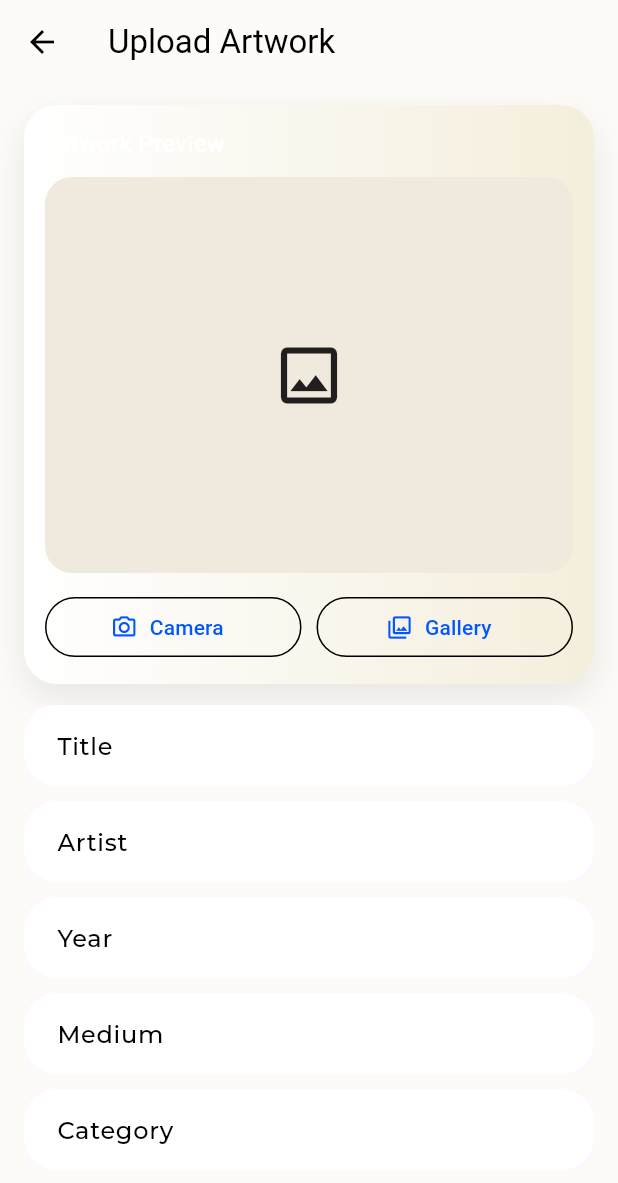
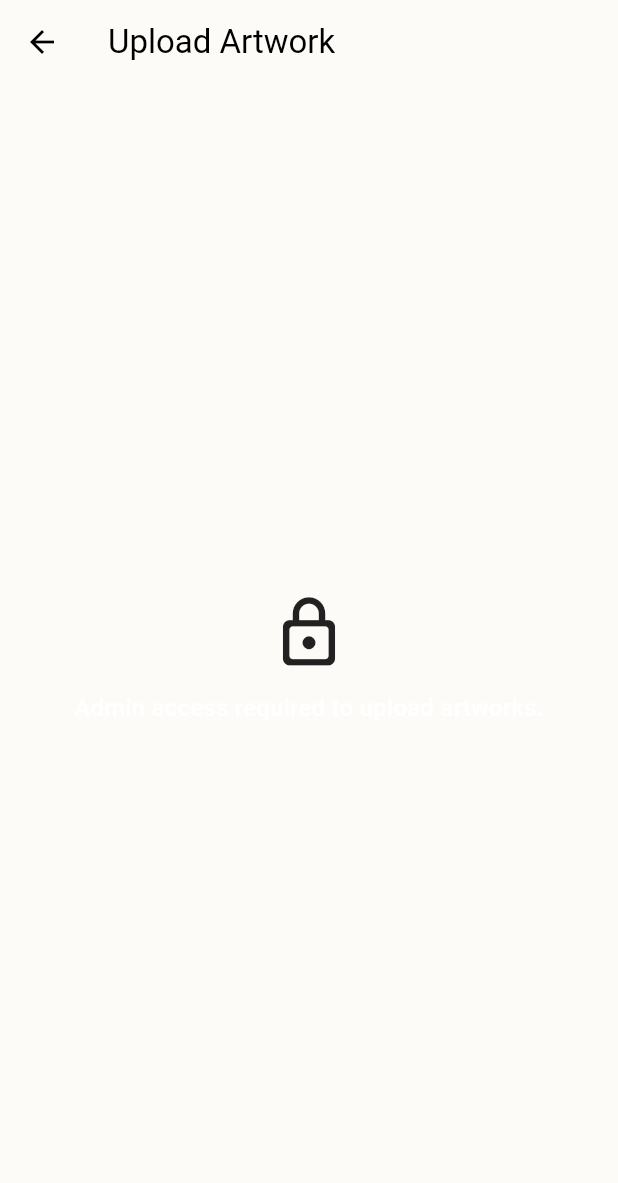
Before and after one commit to hilldanura198-bit/New-project-6, a Flutter app: the ArtworkUploadPage screen opened directly, on a phone screen of 412 x 824 dp. Shown: the top 1183 px of the screen. Run offline on Flutter 3.47's test engine with Material 3 defaults, Android fonts, the phone set to English and light mode, and no system bars; our stand-ins replace camera, flutter_riverpod, google_fonts, image_picker, supabase_flutter; accounts and stored records are empty; network calls fail.

Commit message:
feat: enforce admin-only artwork upload access in UI routes

```diff
--- a/lib/src/features/profile/presentation/pages/profile_page.dart
+++ b/lib/src/features/profile/presentation/pages/profile_page.dart
@@ -1,6 +1,7 @@
 import 'package:flutter/material.dart';
 import 'package:flutter_riverpod/flutter_riverpod.dart';
 
+import '../../../upload/presentation/pages/artwork_upload_page.dart';
 import '../providers/profile_provider.dart';
 import 'edit_profile_page.dart';
 import 'settings_page.dart';
@@ -16,6 +17,7 @@ class ProfilePage extends ConsumerWidget {
       body: SafeArea(
         child: profileAsync.when(
           data: (profile) {
+            final isAdmin = profile.role.toLowerCase() == 'admin';
             return SingleChildScrollView(
               padding: const EdgeInsets.fromLTRB(20, 16, 20, 100),
               child: Column(
@@ -113,6 +115,23 @@ class ProfilePage extends ConsumerWidget {
                             label: const Text('Edit Profile'),
                           ),
                         ),
+                        if (isAdmin) ...[
+                          const SizedBox(height: 10),
+                          SizedBox(
+                            width: double.infinity,
+                            child: OutlinedButton.icon(
+                              onPressed: () {
+                                Navigator.of(context).push(
+                                  MaterialPageRoute<void>(
+                                    builder: (_) => const ArtworkUploadPage(),
+                                  ),
+                                );
+                              },
+                              icon: const Icon(Icons.cloud_upload_outlined),
+                              label: const Text('Admin Upload Artwork'),
+                            ),
+                          ),
+                        ],
                       ],
                     ),
                   ),
--- a/lib/src/features/upload/presentation/pages/artwork_upload_page.dart
+++ b/lib/src/features/upload/presentation/pages/artwork_upload_page.dart
@@ -4,6 +4,7 @@ import 'package:flutter/material.dart';
 import 'package:flutter_riverpod/flutter_riverpod.dart';
 import 'package:image_picker/image_picker.dart';
 
+import '../../../profile/presentation/providers/profile_provider.dart';
 import '../../data/models/artwork_upload_draft.dart';
 import '../providers/artwork_upload_provider.dart';
 import '../widgets/premium_upload_field.dart';
@@ -116,13 +117,35 @@ class _ArtworkUploadPageState extends ConsumerState<ArtworkUploadPage> {
 
   @override
   Widget build(BuildContext context) {
+    final profileAsync = ref.watch(userProfileProvider);
     final uploadState = ref.watch(artworkUploadProvider);
     final isDark = Theme.of(context).brightness == Brightness.dark;
+
+    final profile = profileAsync.valueOrNull;
+    final isAdmin = profile?.role.toLowerCase() == 'admin';
 
     return Scaffold(
       appBar: AppBar(title: const Text('Upload Artwork')),
       body: SafeArea(
-        child: Form(
+        child: !isAdmin
+            ? Center(
+                child: Padding(
+                  padding: const EdgeInsets.all(24),
+                  child: Column(
+                    mainAxisSize: MainAxisSize.min,
+                    children: [
+                      const Icon(Icons.lock_outline_rounded, size: 52),
+                      const SizedBox(height: 12),
+                      Text(
+                        'Admin access required to upload artworks.',
+                        textAlign: TextAlign.center,
+                        style: Theme.of(context).textTheme.titleMedium,
+                      ),
+                    ],
+                  ),
+                ),
+              )
+            : Form(
           key: _formKey,
           child: ListView(
             padding: const EdgeInsets.fromLTRB(16, 14, 16, 24),
```
